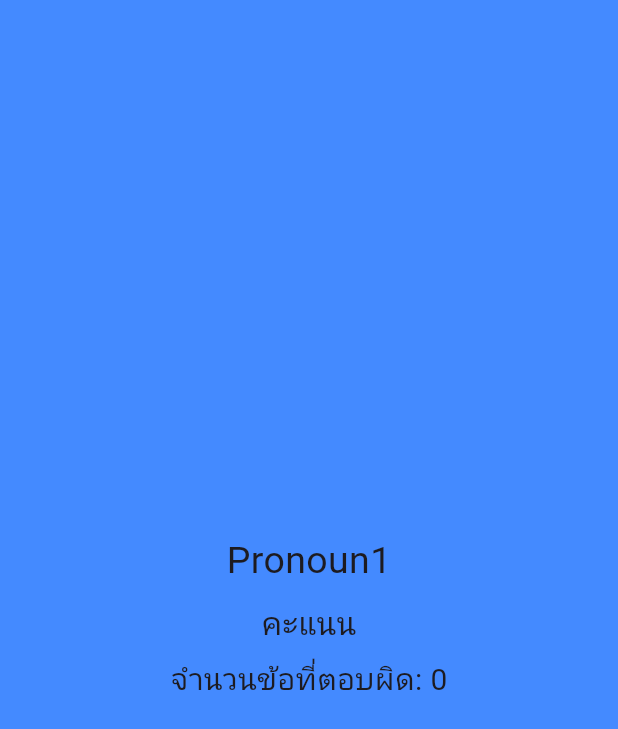
After one commit to BhakinKhantarjeerawat/collocation_dictionary, a Flutter app: the LastExcercisePage screen opened directly, on a phone screen of 412 x 824 dp. The commit adds this screen. Shown: the top 729 px of the screen. Run offline on Flutter 3.47's test engine with Material 2 defaults, Android fonts, the light colour scheme and no system bars; our stand-ins replace auto_size_text, avatar_glow, bubble, dotted_border, flutter_riverpod, flutter_tts and 4 more; missing offline and left inert: local_hero; generated files the repository leaves out were written again.

Commit message:
no recorrect wrongAnswer but work properly with lastPage telling total number of wrong answers

```diff
--- /dev/null
+++ b/lib/features/lesson/presentation/last_exercise_page.dart
@@ -0,0 +1,30 @@
+import 'package:collocation_dictionary/common_widgets/my_text.dart';
+import 'package:collocation_dictionary/constants/app_sizes.dart';
+import 'package:collocation_dictionary/features/lesson/presentation/exercises_screen.dart';
+import 'package:flutter/material.dart';
+import 'package:flutter_riverpod/flutter_riverpod.dart';
+
+class LastExcercisePage extends ConsumerWidget {
+  const LastExcercisePage({super.key, required this.lesson});
+  final String lesson;
+
+  @override
+  Widget build(BuildContext context, WidgetRef ref) {
+    return Scaffold(
+      body: Center(
+        child: Column(
+            mainAxisAlignment: MainAxisAlignment.center,
+            crossAxisAlignment: CrossAxisAlignment.center,
+            children: [
+              MyText(lesson, 25),
+              gapH8,
+              const MyText('คะแนน', 21),
+              gapH8,
+              MyText(
+                  'จำนวนข้อที่ตอบผิด: ${ref.watch(wrongAnswerProvider).length}',
+                  20)
+            ]),
+      ),
+    );
+  }
+}
```
Also changed, not shown: lib/common_widgets/drag_widget.dart (+5 -8 lines), lib/features/lesson/data/lesson_lists.dart (+2 -6 lines), lib/features/lesson/presentation/exercises_screen.dart (+3 -6 lines).
